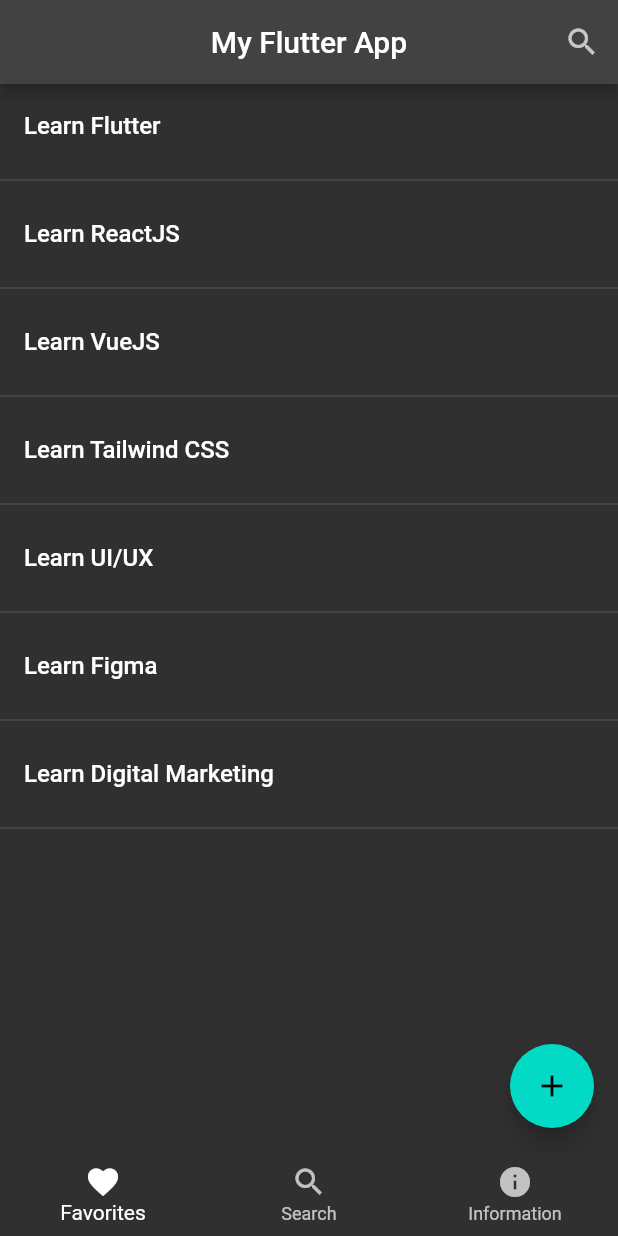
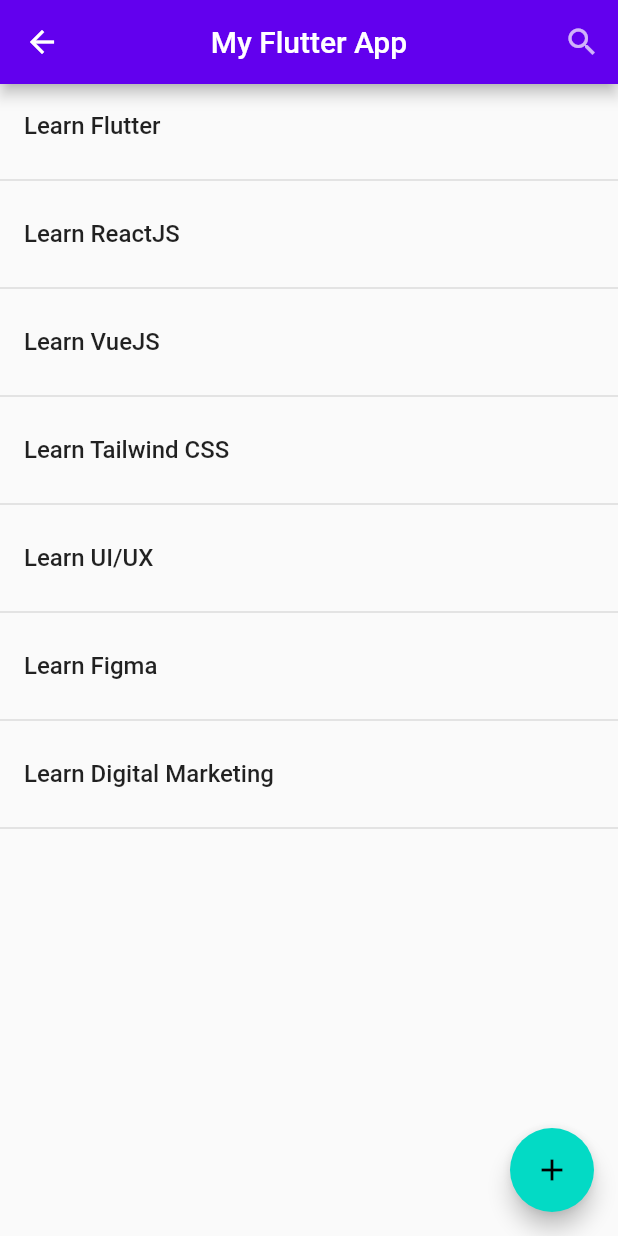
Before and after one commit to itsjipa/flutter_nazhiifah-mawaddah-juliyanda-nst, a Flutter app: the EksplorasiHomePage screen opened directly, on a phone screen of 412 x 824 dp. Run offline on Flutter 3.47's test engine with Material 2 defaults, Android fonts, the phone set to English and light mode, and no system bars.

Commit message:
update tugas 10

```diff
--- a/10_Platform_Widget/praktikum/tugas10/lib/eksplorasi/flutterapp.dart
+++ b/10_Platform_Widget/praktikum/tugas10/lib/eksplorasi/flutterapp.dart
@@ -55,30 +55,30 @@
           color: Colors.black,
         ),
       ),
-      bottomNavigationBar: BottomNavigationBar(
-        selectedItemColor: Colors.white,
-        unselectedItemColor: Colors.white70,
-        items: const <BottomNavigationBarItem>[
-          BottomNavigationBarItem(
-            icon: Icon(
-              Icons.favorite,
-            ),
-            label: "Favorites",
-          ),
-          BottomNavigationBarItem(
-            icon: Icon(
-              Icons.search,
-            ),
-            label: "Search",
-          ),
-          BottomNavigationBarItem(
-            icon: Icon(
-              Icons.info,
-            ),
-            label: "Information",
-          ),
-        ],
-      ),
+      // bottomNavigationBar: BottomNavigationBar(
+      //   selectedItemColor: Colors.white,
+      //   unselectedItemColor: Colors.white70,
+      //   items: const <BottomNavigationBarItem>[
+      //     BottomNavigationBarItem(
+      //       icon: Icon(
+      //         Icons.favorite,
+      //       ),
+      //       label: "Favorites",
+      //     ),
+      //     BottomNavigationBarItem(
+      //       icon: Icon(
+      //         Icons.search,
+      //       ),
+      //       label: "Search",
+      //     ),
+      //     BottomNavigationBarItem(
+      //       icon: Icon(
+      //         Icons.info,
+      //       ),
+      //       label: "Information",
+      //     ),
+      //   ],
+      // ),
     );
   }
 }
--- a/10_Platform_Widget/praktikum/tugas10/lib/eksplorasi/main.dart
+++ b/10_Platform_Widget/praktikum/tugas10/lib/eksplorasi/main.dart
@@ -1,5 +1,6 @@
 import 'package:flutter/material.dart';
 import 'package:tugas10/eksplorasi/flutterapp.dart';
+import 'package:tugas10/eksplorasi/navbarscreen.dart';
 
 class Eksplorasi extends StatelessWidget {
   const Eksplorasi({super.key});
@@ -20,7 +21,7 @@
           ),
         )
       ),
-      home: EksplorasiHomePage(),
+      home: NavbarScreen(),
     );
   }
 }
```
Also changed, not shown: 10_Platform_Widget/praktikum/tugas10/lib/eksplorasi/navbarscreen.dart (added, +54 -0 lines), 10_Platform_Widget/praktikum/tugas10/lib/main.dart (+1 -16 lines), 12 other files.
